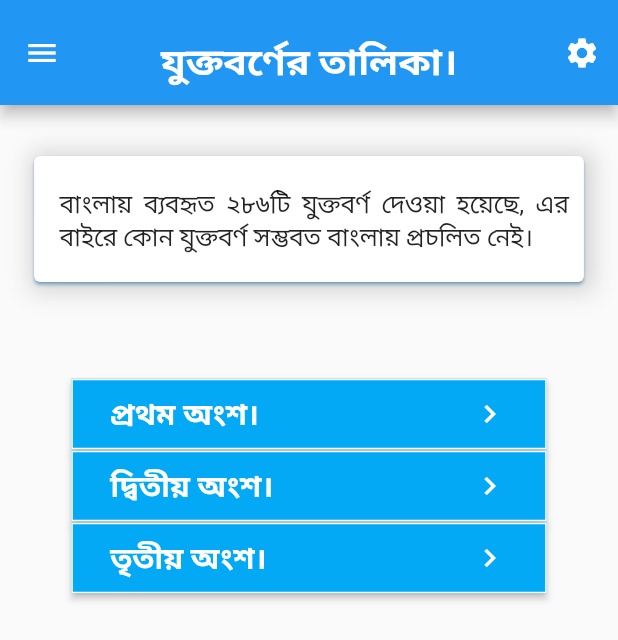
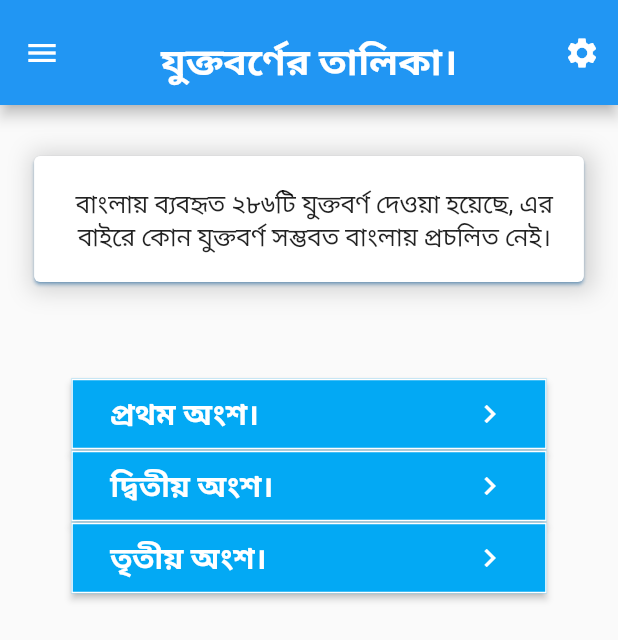
Before and after one commit to fdmominbd/joint_letter, a Flutter app: the screen it shows after launch, on a phone screen of 412 x 824 dp. Shown: the top 640 px of the screen. Run offline on Flutter 3.47's test engine with Material 2 defaults, Android fonts, the light colour scheme and no system bars.

Commit message:
29.12.21f

```diff
--- a/lib/my_home_page.dart
+++ b/lib/my_home_page.dart
@@ -163,7 +163,7 @@ class _MyHomePageState extends State<MyHomePage> {
                           padding: const EdgeInsets.only(left: 17, top: 20, bottom: 20, right: 10),
                           child: Text(
                             'বাংলায় ব্যবহৃত ২৮৬টি যুক্তবর্ণ দেওয়া হয়েছে, এর বাইরে কোন যুক্তবর্ণ সম্ভবত বাংলায় প্রচলিত নেই।',
-                            style: TextStyle(fontSize: W*0.04, ), maxLines: 2, textAlign: TextAlign.justify, ),
+                            style: TextStyle(fontSize: W*0.04, ), maxLines: 2, textAlign: TextAlign.center, ),
                         ),
                       )
                     )),
```
